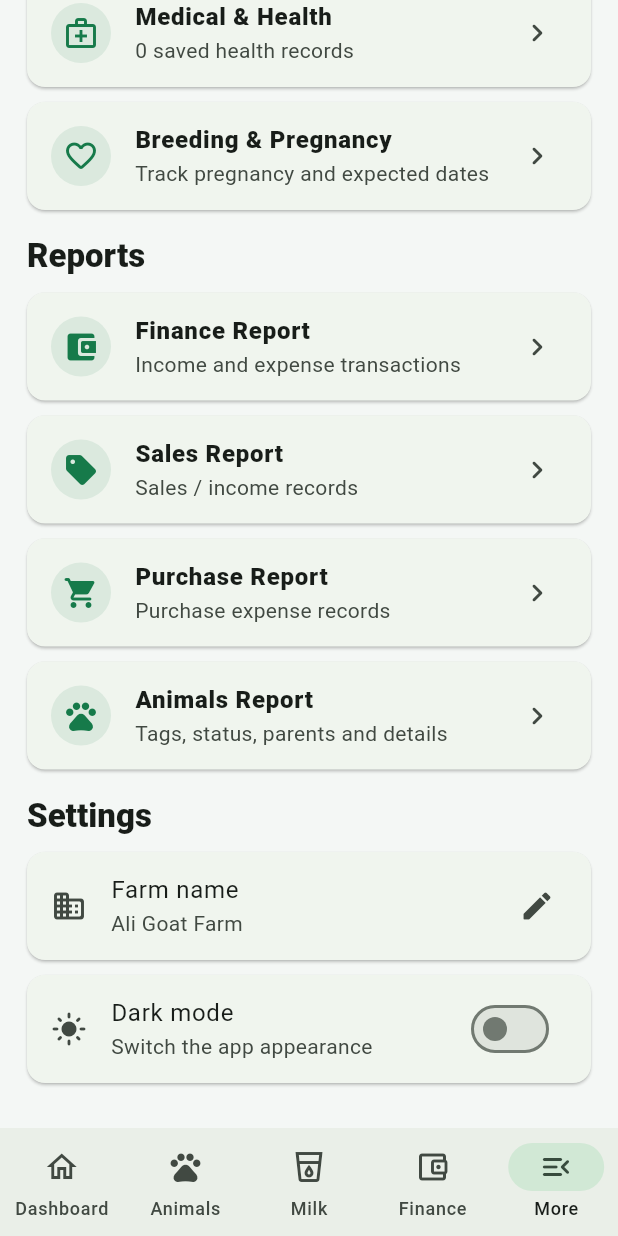
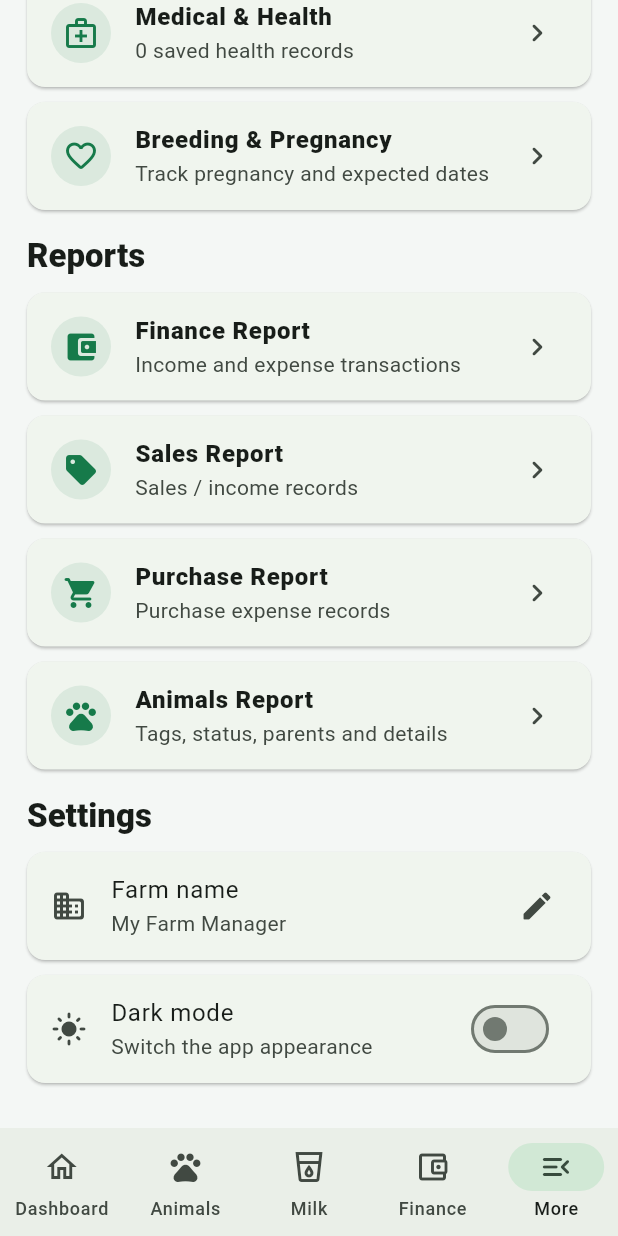
Before and after one commit to noman-95/noman-95-my-farm-manger-, a Flutter app: the screen it shows after launch, item 5 of the bottom bar chosen, scrolled down 161 dp, on a phone screen of 412 x 824 dp. Run offline on Flutter 3.47's test engine with Material 3 defaults, Android fonts, the phone set to English and light mode, and no system bars; our stand-ins replace google_mobile_ads, image_picker, pdf, share_plus, shared_preferences; missing offline and left inert: dart:html, excel; network calls fail.

Commit message:
Add files via upload

```diff
--- a/lib/main.dart
+++ b/lib/main.dart
@@ -184,7 +184,7 @@ Widget _reportTotalItem(String title, double value) {
 }
 
 
-// ===== Ali Goat Farm — Modern UI v6 =====
+// ===== My Farm Manager — Modern UI v6 =====
 const Color agfDeep = Color(0xFF12372A);
 const Color agfGreen = Color(0xFF1F7A4D);
 const Color agfMint = Color(0xFFE8F5EC);
@@ -258,7 +258,7 @@ Widget agfModernHero(BuildContext context) {
                 const SizedBox(width: 12),
                 const Expanded(
                   child: Text(
-                    'ALI GOAT FARM',
+                    'MY FARM MANAGER',
                     style: TextStyle(
                       color: Colors.white,
                       fontSize: 20,
@@ -428,7 +428,7 @@ class _FarmShellState extends State<FarmShell> {
   int index = 0;
   bool loading = true;
 
-  String farmName = 'Ali Goat Farm';
+  String farmName = 'My Farm Manager';
 
   List<Animal> animals = [];
   List<FinanceRecord> finance = [];
@@ -460,7 +460,7 @@ class _FarmShellState extends State<FarmShell> {
     final rawMilk = p.getStringList('milk_v1') ?? [];
 
     setState(() {
-      farmName = 'Ali Goat Farm';
+      farmName = p.getString('farm_name_v5') ?? 'My Farm Manager';
 
       animals = rawAnimals
           .map((x) => Animal.fromJson(jsonDecode(x)))
@@ -626,8 +626,13 @@ class _FarmShellState extends State<FarmShell> {
         finance: finance,
         farmName: farmName,
         health: health,
-        onFarmNameChanged: (_) {
-          setState(() => farmName = 'Ali Goat Farm');
+        onFarmNameChanged: (newName) {
+          final updatedName = newName.trim();
+          setState(() {
+            farmName = updatedName.isEmpty
+                ? 'My Farm Manager'
+                : updatedName;
+          });
           _save();
         },
         dark: widget.dark,
@@ -3518,7 +3523,7 @@ Future<void> exportExcel(
 
   final header = <String>[
     farmName.isEmpty
-        ? 'My Farm'
+        ? 'My Farm Manager'
         : farmName,
     title,
     'Period: ${fmtDate(range.start)} to ${fmtDate(range.end)}',
@@ -3589,7 +3594,7 @@ Future<void> exportPdf(
       build: (_) => [
         pw.Text(
           farmName.isEmpty
-              ? 'My Farm'
+              ? 'My Farm Manager'
               : farmName,
           style: pw.TextStyle(
             fontSize: 18,
```
